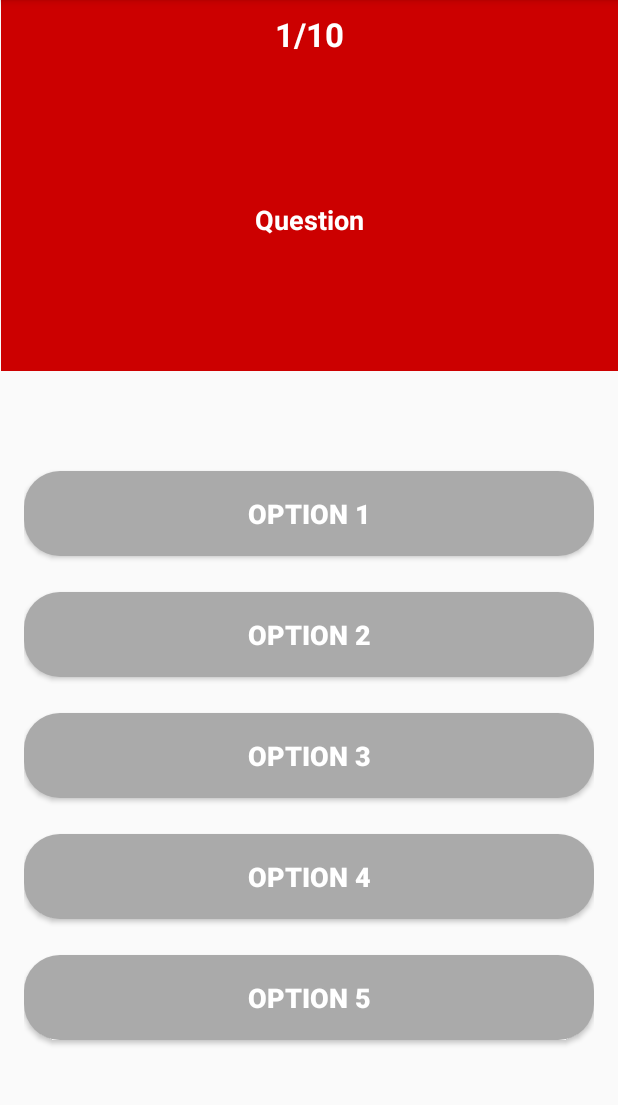
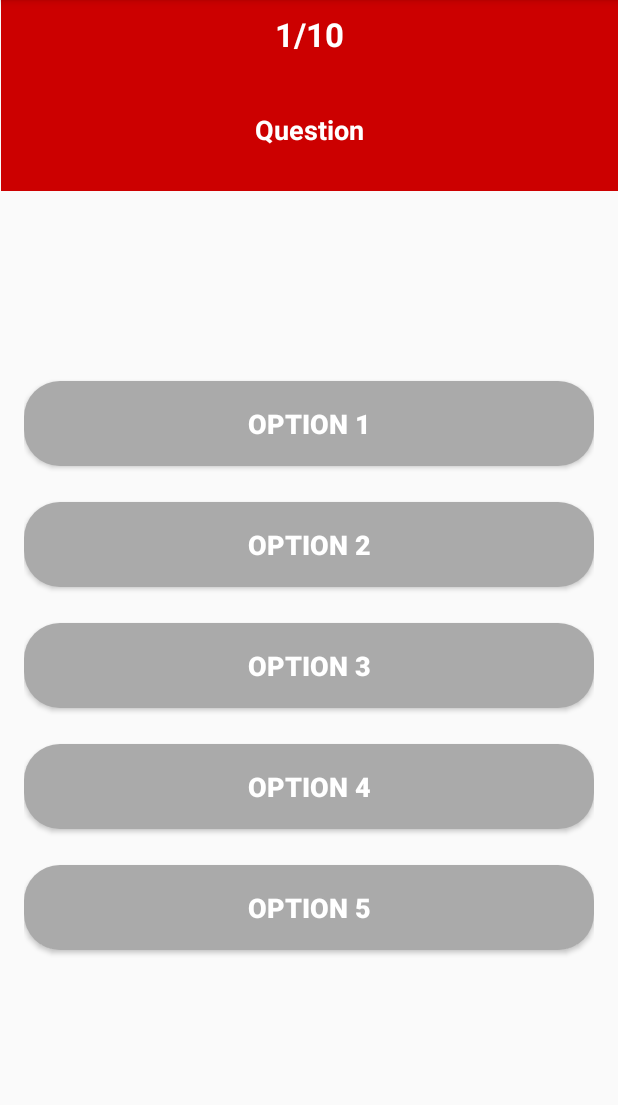
Before and after one commit to marcanio/Smart-Match, an Android app: the SecondActivity screen opened directly, with no data from a screen before it, on a phone screen of 412 x 824 dp, the part 84-1189 px from its top. Run offline under Robolectric (Android 15) with nearby library versions, the phone set to English and light mode, and no system bars.

Commit message:
Format Questions

```diff
--- a/FrontEnd/app/src/main/res/layout/activity_second.xml
+++ b/FrontEnd/app/src/main/res/layout/activity_second.xml
@@ -30,7 +30,7 @@
         <TextView
             android:id="@+id/question"
             android:layout_width="match_parent"
-            android:layout_height="170dp"
+            android:layout_height="50dp"
             android:layout_margin="16dp"
             android:gravity="center"
             android:text="Question"
```
